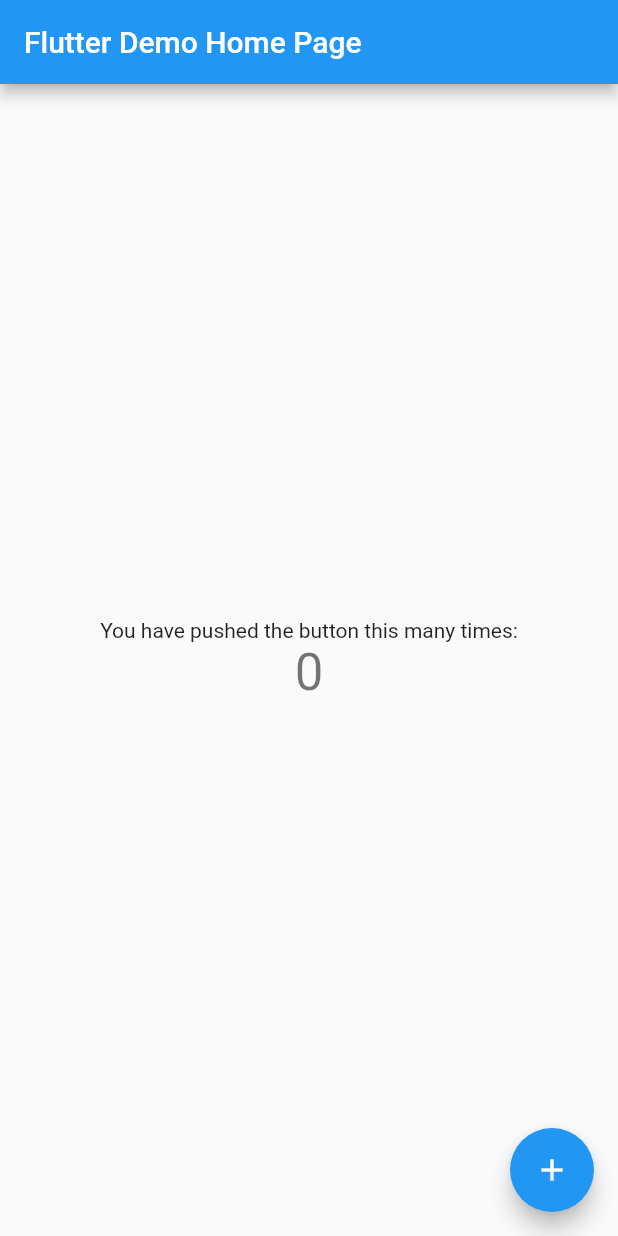
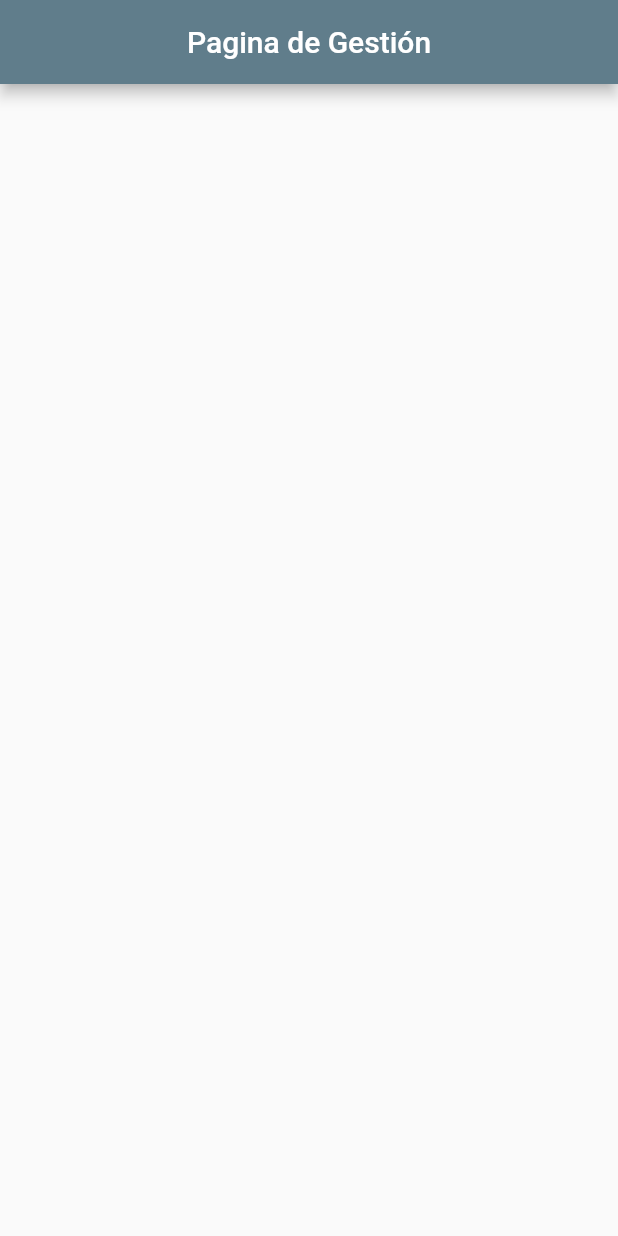
Before and after one commit to DarwinPatricio/Gestion, a Flutter app: the screen it shows after launch, on a phone screen of 412 x 824 dp. Run offline on Flutter 3.47's test engine with Material 2 defaults, Android fonts, the phone set to English and light mode, and no system bars.

Commit message:
creacion app t4

```diff
--- /dev/null
+++ b/gestionweb/lib/Pages/home_page.dart
@@ -0,0 +1,21 @@
+import 'package:flutter/material.dart';
+
+class MyHomePage extends StatefulWidget {
+  @override
+  State<MyHomePage> createState() => _MyHomePageState();
+}
+
+class _MyHomePageState extends State<MyHomePage> {
+  @override
+  Widget build(BuildContext context) {
+    return Scaffold(
+      appBar: AppBar(
+        title: Text('Pagina de Gestión'),
+        centerTitle: true,
+      ),
+      body: Wrap(
+        children: [],
+      ),
+    );
+  }
+}
--- a/gestionweb/lib/main.dart
+++ b/gestionweb/lib/main.dart
@@ -1,115 +1,20 @@
 import 'package:flutter/material.dart';
+import 'package:gestionweb/Pages/home_page.dart';
 
 void main() {
-  runApp(const MyApp());
+  runApp(MyApp());
 }
 
 class MyApp extends StatelessWidget {
-  const MyApp({Key? key}) : super(key: key);
-
-  // This widget is the root of your application.
   @override
-  Widget build(BuildContext context) {
+  build(BuildContext context) {
     return MaterialApp(
-      title: 'Flutter Demo',
+      title: 'Gestion App web',
+      debugShowCheckedModeBanner: false,
       theme: ThemeData(
-        // This is the theme of your application.
-        //
-        // Try running your application with "flutter run". You'll see the
-        // application has a blue toolbar. Then, without quitting the app, try
-        // changing the primarySwatch below to Colors.green and then invoke
-        // "hot reload" (press "r" in the console where you ran "flutter run",
-        // or simply save your changes to "hot reload" in a Flutter IDE).
-        // Notice that the counter didn't reset back to zero; the application
-        // is not restarted.
-        primarySwatch: Colors.blue,
+        primarySwatch: Colors.blueGrey,
       ),
-      home: const MyHomePage(title: 'Flutter Demo Home Page'),
+      home: MyHomePage(),
     );
   }
 }
-
-class MyHomePage extends StatefulWidget {
-  const MyHomePage({Key? key, required this.title}) : super(key: key);
-
-  // This widget is the home page of your application. It is stateful, meaning
-  // that it has a State object (defined below) that contains fields that affect
-  // how it looks.
-
-  // This class is the configuration for the state. It holds the values (in this
-  // case the title) provided by the parent (in this case the App widget) and
-  // used by the build method of the State. Fields in a Widget subclass are
-  // always marked "final".
-
-  final String title;
-
-  @override
-  State<MyHomePage> createState() => _MyHomePageState();
-}
-
-class _MyHomePageState extends State<MyHomePage> {
-  int _counter = 0;
-
-  void _incrementCounter() {
-    setState(() {
-      // This call to setState tells the Flutter framework that something has
-      // changed in this State, which causes it to rerun the build method below
-      // so that the display can reflect the updated values. If we changed
-      // _counter without calling setState(), then the build method would not be
-      // called again, and so nothing would appear to happen.
-      _counter++;
-    });
-  }
-
-  @override
-  Widget build(BuildContext context) {
-    // This method is rerun every time setState is called, for instance as done
-    // by the _incrementCounter method above.
-    //
-    // The Flutter framework has been optimized to make rerunning build methods
-    // fast, so that you can just rebuild anything that needs updating rather
-    // than having to individually change instances of widgets.
-    return Scaffold(
-      appBar: AppBar(
-        // Here we take the value from the MyHomePage object that was created by
-        // the App.build method, and use it to set our appbar title.
-        title: Text(widget.title),
-      ),
-      body: Center(
-        // Center is a layout widget. It takes a single child and positions it
-        // in the middle of the parent.
-        child: Column(
-          // Column is also a layout widget. It takes a list of children and
-          // arranges them vertically. By default, it sizes itself to fit its
-          // children horizontally, and tries to be as tall as its parent.
-          //
-          // Invoke "debug painting" (press "p" in the console, choose the
-          // "Toggle Debug Paint" action from the Flutter Inspector in Android
-          // Studio, or the "Toggle Debug Paint" command in Visual Studio Code)
-          // to see the wireframe for each widget.
-          //
-          // Column has various properties to control how it sizes itself and
-          // how it positions its children. Here we use mainAxisAlignment to
-          // center the children vertically; the main axis here is the vertical
-          // axis because Columns are vertical (the cross axis would be
-          // horizontal).
-          mainAxisAlignment: MainAxisAlignment.center,
-          children: <Widget>[
-            const Text(
-              'You have pushed the button this many times:',
-            ),
-            Text(
-              '$_counter',
-              style: Theme.of(context).textTheme.headline4,
-            ),
-          ],
-        ),
-      ),
-      floatingActionButton: FloatingActionButton(
-        onPressed: _incrementCounter,
-        tooltip: 'Increment',
-        child: const Icon(Icons.add),
-      ), // This trailing comma makes auto-formatting nicer for build methods.
-    );
-  }
-}
```
Also changed, not shown: 1 other file.
